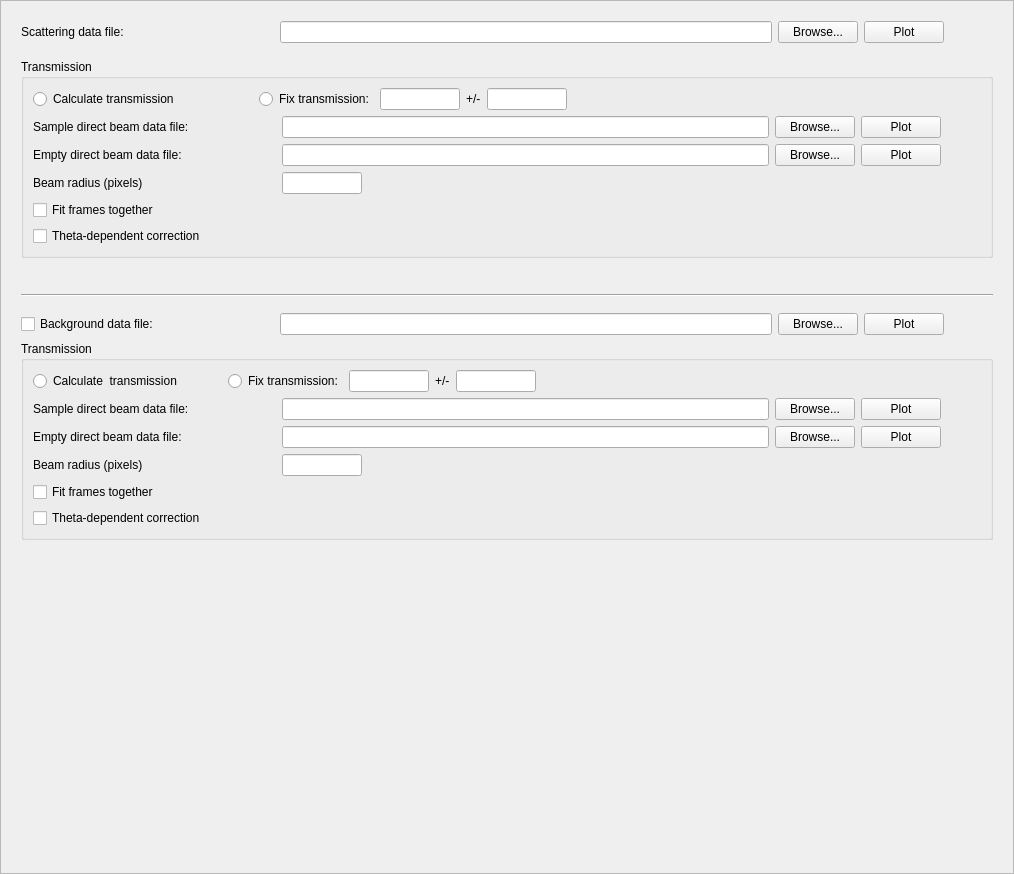
First picture: the form in Code/Mantid/scripts/Interface/ui/sans/eqsans_sample_data.ui, repository mantidproject/mantid, before the edit.
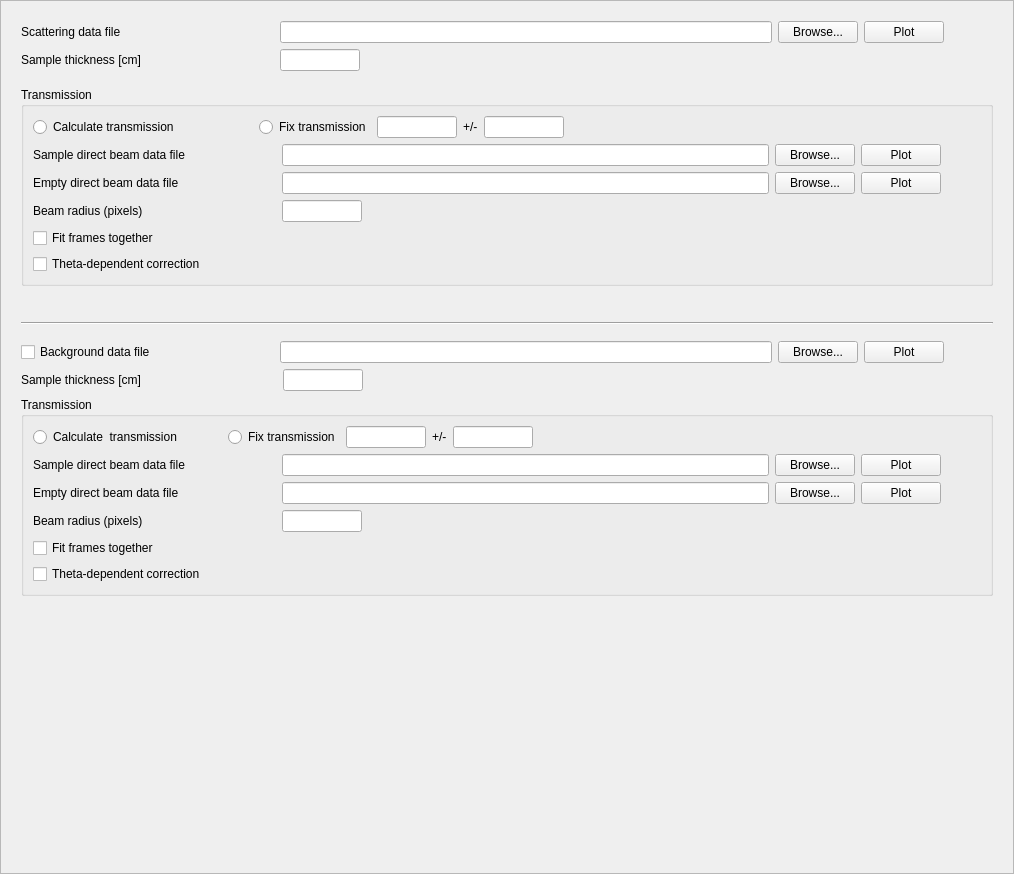
Second picture: the form after the edit.

Commit message: Updated EQSANS UI for geometry correction. Re #3426

The edit to the form file:
```diff
--- a/Code/Mantid/scripts/Interface/ui/sans/eqsans_sample_data.ui
+++ b/Code/Mantid/scripts/Interface/ui/sans/eqsans_sample_data.ui
@@ -64,7 +64,7 @@
             </size>
            </property>
            <property name="text">
-            <string>Scattering data file:</string>
+            <string>Scattering data file</string>
            </property>
           </widget>
          </item>
@@ -171,6 +171,89 @@
          </item>
         </layout>
        </item>
+       <item>
+        <layout class="QHBoxLayout" name="horizontalLayout">
+         <item>
+          <widget class="QLabel" name="label">
+           <property name="sizePolicy">
+            <sizepolicy hsizetype="Fixed" vsizetype="Fixed">
+             <horstretch>0</horstretch>
+             <verstretch>0</verstretch>
+            </sizepolicy>
+           </property>
+           <property name="minimumSize">
+            <size>
+             <width>175</width>
+             <height>0</height>
+            </size>
+           </property>
+           <property name="maximumSize">
+            <size>
+             <width>175</width>
+             <height>16777215</height>
+            </size>
+           </property>
+           <property name="text">
+            <string>Sample thickness [cm]</string>
+           </property>
+          </widget>
+         </item>
+         <item>
+          <spacer name="horizontalSpacer_6">
+           <property name="orientation">
+            <enum>Qt::Horizontal</enum>
+           </property>
+           <property name="sizeType">
+            <enum>QSizePolicy::Fixed</enum>
+           </property>
+           <property name="sizeHint" stdset="0">
+            <size>
+             <width>78</width>
+             <height>20</height>
+            </size>
+           </property>
+          </spacer>
+         </item>
+         <item>
+          <widget class="QLineEdit" name="sample_thickness_edit">
+           <property name="sizePolicy">
+            <sizepolicy hsizetype="Fixed" vsizetype="Fixed">
+             <horstretch>0</horstretch>
+             <verstretch>0</verstretch>
+            </sizepolicy>
+           </property>
+           <property name="minimumSize">
+            <size>
+             <width>80</width>
+             <height>0</height>
+            </size>
+           </property>
+           <property name="maximumSize">
+            <size>
+             <width>80</width>
+             <height>16777215</height>
+            </size>
+           </property>
+           <property name="toolTip">
+            <string>Enter sample thickness [cm]</string>
+           </property>
+          </widget>
+         </item>
+         <item>
+          <spacer name="horizontalSpacer_11">
+           <property name="orientation">
+            <enum>Qt::Horizontal</enum>
+           </property>
+           <property name="sizeHint" stdset="0">
+            <size>
+             <width>40</width>
+             <height>20</height>
+            </size>
+           </property>
+          </spacer>
+         </item>
+        </layout>
+       </item>
        <item>
         <spacer name="verticalSpacer">
          <property name="orientation">
@@ -218,7 +301,7 @@
                  </size>
                 </property>
                 <property name="text">
-                 <string>Sample direct beam data file:</string>
+                 <string>Sample direct beam data file</string>
                 </property>
                </widget>
               </item>
@@ -293,7 +376,7 @@
                  </size>
                 </property>
                 <property name="text">
-                 <string>Empty direct beam data file:</string>
+                 <string>Empty direct beam data file</string>
                 </property>
                </widget>
               </item>
@@ -456,7 +539,7 @@
                 <item>
                  <widget class="QRadioButton" name="fix_trans_radio">
                   <property name="text">
-                   <string>Fix transmission:</string>
+                   <string>Fix transmission</string>
                   </property>
                  </widget>
                 </item>
@@ -620,7 +703,7 @@
             <string>Select to apply a background subtraction.</string>
            </property>
            <property name="text">
-            <string>Background data file:</string>
+            <string>Background data file</string>
            </property>
           </widget>
          </item>
@@ -739,6 +822,89 @@
          </item>
         </layout>
        </item>
+       <item>
+        <layout class="QHBoxLayout" name="horizontalLayout_13">
+         <item>
+          <widget class="QLabel" name="bck_thickness_label">
+           <property name="sizePolicy">
+            <sizepolicy hsizetype="Fixed" vsizetype="Fixed">
+             <horstretch>0</horstretch>
+             <verstretch>0</verstretch>
+            </sizepolicy>
+           </property>
+           <property name="minimumSize">
+            <size>
+             <width>178</width>
+             <height>0</height>
+            </size>
+           </property>
+           <property name="maximumSize">
+            <size>
+             <width>178</width>
+             <height>16777215</height>
+            </size>
+           </property>
+           <property name="text">
+            <string>Sample thickness [cm]</string>
+           </property>
+          </widget>
+         </item>
+         <item>
+          <spacer name="horizontalSpacer_14">
+           <property name="orientation">
+            <enum>Qt::Horizontal</enum>
+           </property>
+           <property name="sizeType">
+            <enum>QSizePolicy::Fixed</enum>
+           </property>
+           <property name="sizeHint" stdset="0">
+            <size>
+             <width>78</width>
+             <height>20</height>
+            </size>
+           </property>
+          </spacer>
+         </item>
+         <item>
+          <widget class="QLineEdit" name="bck_thickness_edit">
+           <property name="sizePolicy">
+            <sizepolicy hsizetype="Fixed" vsizetype="Fixed">
+             <horstretch>0</horstretch>
+             <verstretch>0</verstretch>
+            </sizepolicy>
+           </property>
+           <property name="minimumSize">
+            <size>
+             <width>80</width>
+             <height>0</height>
+            </size>
+           </property>
+           <property name="maximumSize">
+            <size>
+             <width>80</width>
+             <height>16777215</height>
+            </size>
+           </property>
+           <property name="toolTip">
+            <string>Enter background sample thickness [cm]</string>
+           </property>
+          </widget>
+         </item>
+         <item>
+          <spacer name="horizontalSpacer_16">
+           <property name="orientation">
+            <enum>Qt::Horizontal</enum>
+           </property>
+           <property name="sizeHint" stdset="0">
+            <size>
+             <width>40</width>
+             <height>20</height>
+            </size>
+           </property>
+          </spacer>
+         </item>
+        </layout>
+       </item>
        <item>
         <widget class="QGroupBox" name="transmission_grpbox">
          <property name="title">
@@ -776,7 +942,7 @@
             <item>
              <widget class="QRadioButton" name="bck_fix_trans_radio">
               <property name="text">
-               <string>Fix transmission:</string>
+               <string>Fix transmission</string>
               </property>
              </widget>
             </item>
@@ -869,7 +1035,7 @@
                </size>
               </property>
               <property name="text">
-               <string>Sample direct beam data file:</string>
+               <string>Sample direct beam data file</string>
               </property>
              </widget>
             </item>
@@ -944,7 +1110,7 @@
                </size>
               </property>
               <property name="text">
-               <string>Empty direct beam data file:</string>
+               <string>Empty direct beam data file</string>
               </property>
              </widget>
             </item>
```
The commit also changes 5 other files.
